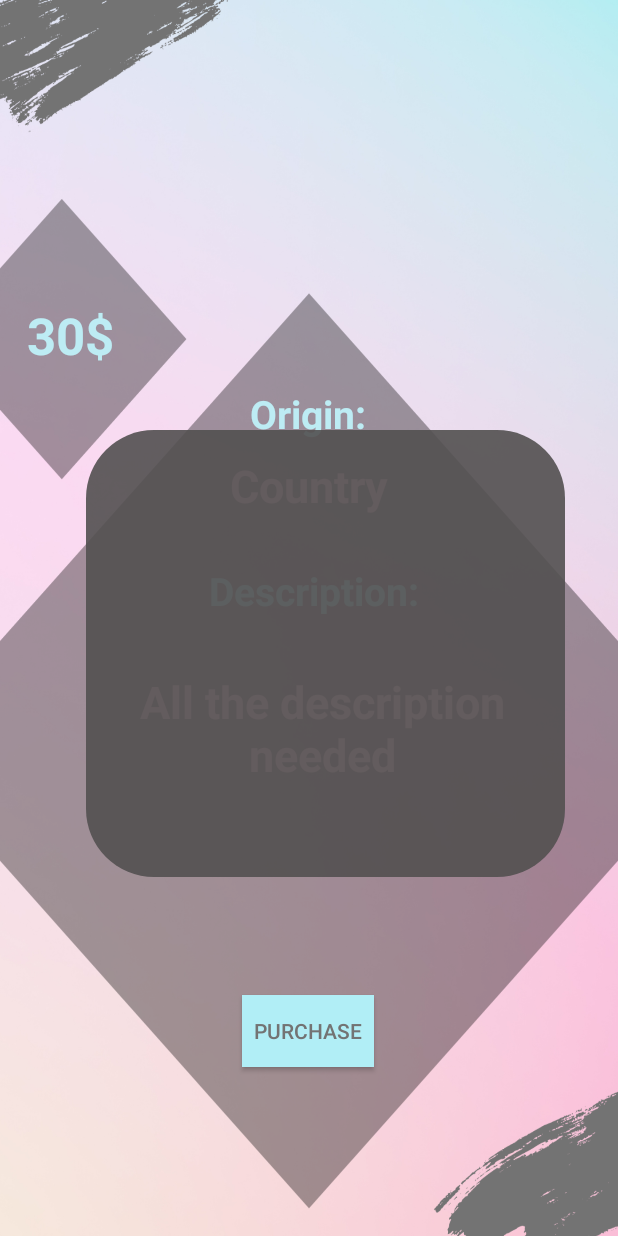
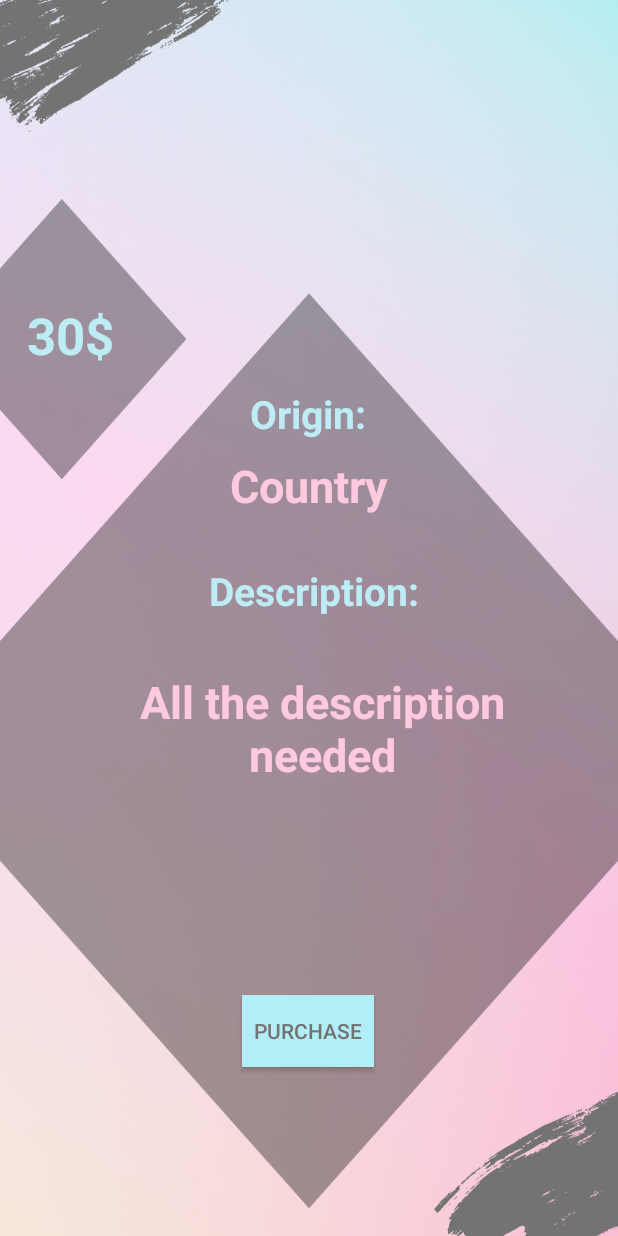
Before and after one commit to DanaGhaddar/Cosmetics_Final_project, an Android app: the item_details screen opened directly, with no data from a screen before it, on a phone screen of 412 x 824 dp. Run offline under Robolectric (Android 15) with nearby library versions, the phone set to English and light mode, and no system bars; Roboto replaces fonts that are not available here.

Commit message:
purchases updates

```diff
--- a/app/src/main/java/com/example/cosmetics_final_project/item_details.java
+++ b/app/src/main/java/com/example/cosmetics_final_project/item_details.java
@@ -9,6 +9,7 @@ import android.view.View;
 import android.widget.AdapterView;
 import android.widget.ArrayAdapter;
 import android.widget.Button;
+import android.widget.ImageView;
 import android.widget.TextView;
 import android.widget.Toast;
 
@@ -25,6 +26,7 @@ public class item_details extends AppCompatActivity {
 TextView title,origin,descr,price;
 Button purchase;
 String pricestr;
+
     @Override
     protected void onCreate(Bundle savedInstanceState) {
         super.onCreate(savedInstanceState);
@@ -34,6 +36,7 @@ String pricestr;
         descr=(TextView) findViewById(R.id.desc);
         price=(TextView) findViewById(R.id.price);
         purchase=(Button)findViewById(R.id.button);
+
         title.setText(getIntent().getStringExtra("itemname"));
         String url = "http://192.168.0.109/CosmeticsApp/products_info.php";
         DownloadTask task = new DownloadTask();
--- a/app/src/main/res/drawable/roundedbox2.xml
+++ b/app/src/main/res/drawable/roundedbox2.xml
@@ -1,6 +1,6 @@
 <?xml version="1.0" encoding="utf-8"?>
 <shape xmlns:android="http://schemas.android.com/apk/res/android">
     android:shape="rectangle">
-    <solid android:color="#E6535050"></solid>
+    <solid android:color="#ED535050"></solid>
     <corners android:radius="45dp"></corners>
 </shape>
--- a/app/src/main/res/layout/activity_item_details.xml
+++ b/app/src/main/res/layout/activity_item_details.xml
@@ -121,15 +121,4 @@
         app:layout_constraintTop_toTopOf="parent"
         app:layout_constraintVertical_bias="0.855" />
 
-    <ImageView
-        android:id="@+id/imageView2"
-        android:layout_width="319dp"
-        android:layout_height="298dp"
-        app:layout_constraintBottom_toBottomOf="parent"
-        app:layout_constraintEnd_toEndOf="parent"
-        app:layout_constraintHorizontal_bias="0.619"
-        app:layout_constraintStart_toStartOf="parent"
-        app:layout_constraintTop_toTopOf="parent"
-        app:layout_constraintVertical_bias="0.545"
-        app:srcCompat="@drawable/roundedbox2" />
 </androidx.constraintlayout.widget.ConstraintLayout>
```
